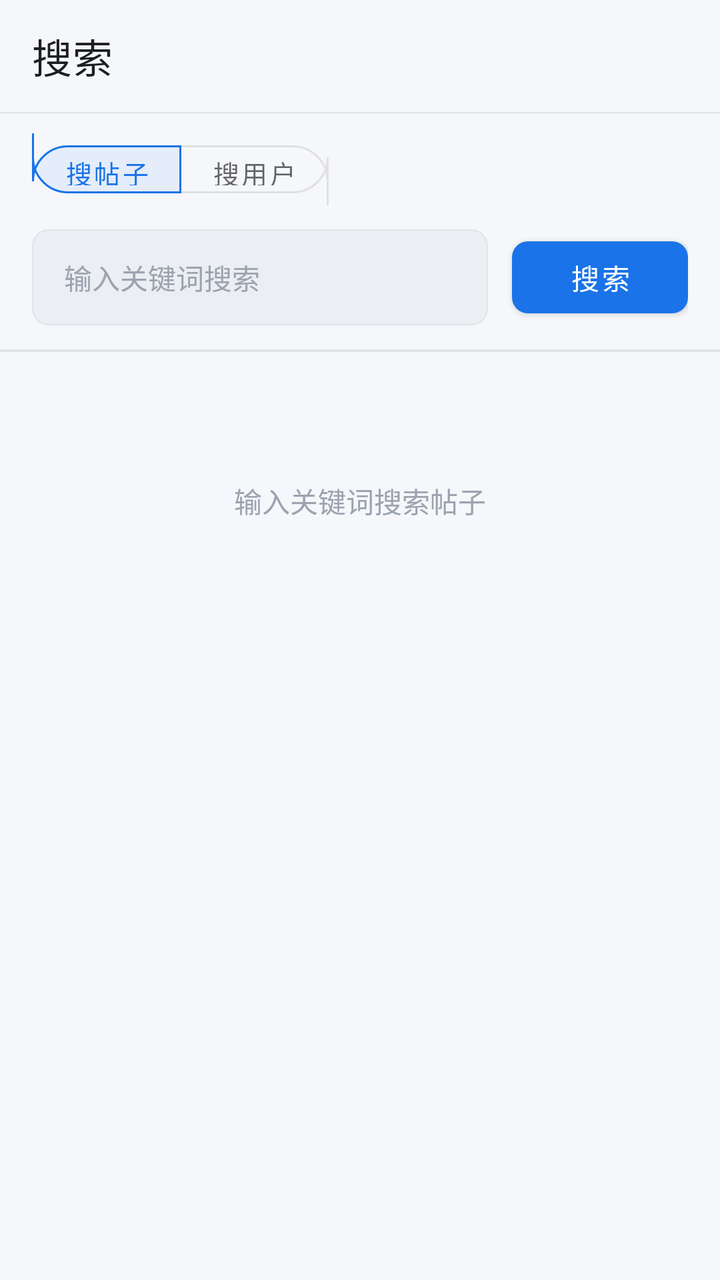
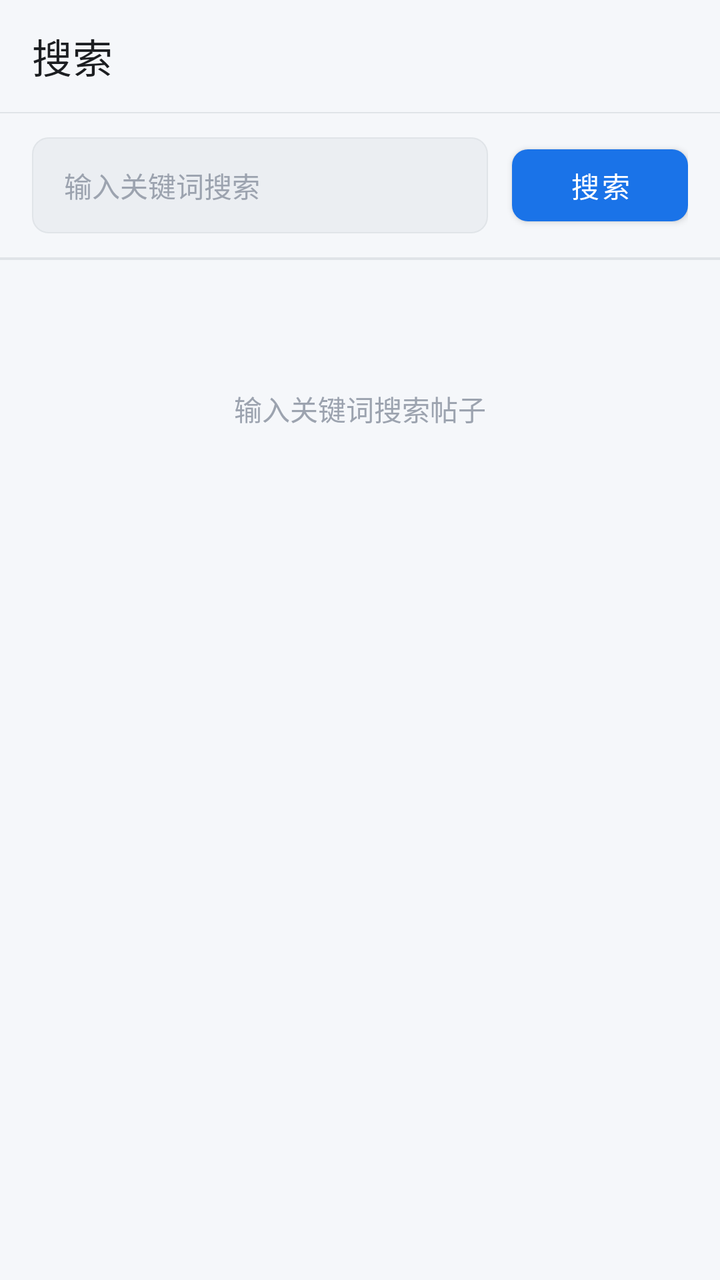

Compare the two renders of this Android layout. The source of the first and the diff that turns it into the second are given below.
<!-- AndroidManifest.xml: application theme Theme.AppTheme -->
<!-- res/layout/activity_search.xml -->
<?xml version="1.0" encoding="utf-8"?>
<LinearLayout xmlns:android="http://schemas.android.com/apk/res/android"
    xmlns:app="http://schemas.android.com/apk/res-auto"
    android:layout_width="match_parent"
    android:layout_height="match_parent"
    android:orientation="vertical"
    android:background="@color/background">

    
    <com.google.android.material.appbar.MaterialToolbar
        android:id="@+id/toolbar"
        android:layout_width="match_parent"
        android:layout_height="?attr/actionBarSize"
        android:background="@color/background"
        app:titleTextColor="@color/text_primary"
        app:navigationIconTint="@color/text_primary"
        app:title="@string/title_search" />

    
    <View
        android:layout_width="match_parent"
        android:layout_height="0.5dp"
        android:background="@color/divider" />

    
    <com.google.android.material.button.MaterialButtonToggleGroup
        android:id="@+id/toggle_search_scope"
        android:layout_width="wrap_content"
        android:layout_height="wrap_content"
        android:layout_marginStart="16dp"
        android:layout_marginTop="10dp"
        app:singleSelection="true"
        app:checkedButton="@id/btn_scope_thread"
        app:selectionRequired="true">

        <com.google.android.material.button.MaterialButton
            android:id="@+id/btn_scope_thread"
            style="@style/Widget.MaterialComponents.Button.OutlinedButton"
            android:layout_width="wrap_content"
            android:layout_height="36dp"
            android:minWidth="72dp"
            android:text="搜帖子"
            android:textSize="13sp"
            app:cornerRadius="18dp" />

        <com.google.android.material.button.MaterialButton
            android:id="@+id/btn_scope_user"
            style="@style/Widget.MaterialComponents.Button.OutlinedButton"
            android:layout_width="wrap_content"
            android:layout_height="36dp"
            android:minWidth="72dp"
            android:text="搜用户"
            android:textSize="13sp"
            app:cornerRadius="18dp" />
    </com.google.android.material.button.MaterialButtonToggleGroup>

    
    <LinearLayout
        android:layout_width="match_parent"
        android:layout_height="wrap_content"
        android:orientation="horizontal"
        android:gravity="center_vertical"
        android:paddingHorizontal="16dp"
        android:paddingVertical="12dp">

        <EditText
            android:id="@+id/et_search"
            android:layout_width="0dp"
            android:layout_height="48dp"
            android:layout_weight="1"
            android:layout_marginEnd="12dp"
            android:background="@drawable/edittext_background"
            android:paddingHorizontal="16dp"
            android:paddingVertical="12dp"
            android:textSize="14sp"
            android:textColor="@color/text_primary"
            android:textColorHint="@color/text_hint"
            android:hint="@string/search_hint"
            android:imeOptions="actionSearch"
            android:inputType="text"
            android:maxLines="1"
            android:ellipsize="end"
            android:singleLine="true" />

        <com.google.android.material.button.MaterialButton
            android:id="@+id/btn_search"
            android:layout_width="wrap_content"
            android:layout_height="48dp"
            android:text="@string/action_search"
            android:textSize="14sp"
            android:textColor="@color/text_white"
            app:cornerRadius="8dp"
            app:backgroundTint="@color/primary" />
    </LinearLayout>

    <LinearLayout
        android:id="@+id/layout_search_history"
        android:layout_width="match_parent"
        android:layout_height="wrap_content"
        android:orientation="vertical"
        android:paddingStart="16dp"
        android:paddingEnd="16dp"
        android:paddingBottom="6dp"
        android:visibility="gone">

        <LinearLayout
            android:layout_width="match_parent"
            android:layout_height="wrap_content"
            android:gravity="center_vertical"
            android:orientation="horizontal">

            <TextView
                android:layout_width="0dp"
                android:layout_height="wrap_content"
                android:layout_weight="1"
                android:text="最近搜索"
                android:textColor="@color/text_secondary"
                android:textSize="12sp" />

            <TextView
                android:id="@+id/btn_clear_search_history"
                android:layout_width="wrap_content"
                android:layout_height="32dp"
                android:gravity="center"
                android:paddingHorizontal="8dp"
                android:text="清空"
                android:textColor="@color/primary"
                android:textSize="12sp" />
        </LinearLayout>

        <HorizontalScrollView
            android:layout_width="match_parent"
            android:layout_height="wrap_content"
            android:fillViewport="false"
            android:overScrollMode="never"
            android:scrollbars="none">

            <com.google.android.material.chip.ChipGroup
                android:id="@+id/chip_search_history"
                android:layout_width="wrap_content"
                android:layout_height="wrap_content"
                android:paddingTop="2dp"
                app:singleLine="true"
                app:chipSpacingHorizontal="6dp"
                app:chipSpacingVertical="0dp" />
        </HorizontalScrollView>
    </LinearLayout>

    
    <View
        android:layout_width="match_parent"
        android:layout_height="0.5dp"
        android:background="@color/divider" />

    
    <LinearLayout
        android:id="@+id/layout_sort_bar"
        android:layout_width="match_parent"
        android:layout_height="wrap_content"
        android:orientation="horizontal"
        android:gravity="center"
        android:paddingHorizontal="16dp"
        android:paddingVertical="8dp"
        android:visibility="gone">

        <TextView
            android:id="@+id/btn_sort_lastpost"
            android:layout_width="wrap_content"
            android:layout_height="32dp"
            android:paddingHorizontal="16dp"
            android:gravity="center"
            android:text="@string/search_sort_lastpost"
            android:textSize="13sp"
            android:textColor="@color/text_white"
            android:background="@drawable/edittext_background"
            android:tag="active" />

        <View
            android:layout_width="8dp"
            android:layout_height="0dp" />

        <TextView
            android:id="@+id/btn_sort_dateline"
            android:layout_width="wrap_content"
            android:layout_height="32dp"
            android:paddingHorizontal="16dp"
            android:gravity="center"
            android:text="@string/search_sort_dateline"
            android:textSize="13sp"
            android:textColor="@color/text_hint"
            android:background="@drawable/edittext_background" />

        <View
            android:layout_width="8dp"
            android:layout_height="0dp" />

        <TextView
            android:id="@+id/btn_sort_replies"
            android:layout_width="wrap_content"
            android:layout_height="32dp"
            android:paddingHorizontal="16dp"
            android:gravity="center"
            android:text="@string/search_sort_replies"
            android:textSize="13sp"
            android:textColor="@color/text_hint"
            android:background="@drawable/edittext_background" />
    </LinearLayout>

    
    <View
        android:layout_width="match_parent"
        android:layout_height="0.5dp"
        android:background="@color/divider" />

    
    <ProgressBar
        android:id="@+id/progress_bar"
        android:layout_width="40dp"
        android:layout_height="40dp"
        android:layout_gravity="center"
        android:layout_marginTop="48dp"
        android:visibility="gone"
        android:indeterminateTint="@color/primary" />

    
    <androidx.recyclerview.widget.RecyclerView
        android:id="@+id/recycler_view"
        android:layout_width="match_parent"
        android:layout_height="0dp"
        android:layout_weight="1"
        android:clipToPadding="false"
        android:paddingTop="4dp"
        android:paddingBottom="8dp"
        android:visibility="gone" />

    
    <ProgressBar
        android:id="@+id/progress_load_more"
        android:layout_width="32dp"
        android:layout_height="32dp"
        android:layout_gravity="center"
        android:layout_marginVertical="12dp"
        android:visibility="gone"
        android:indeterminateTint="@color/primary" />

    
    <TextView
        android:id="@+id/tv_empty"
        android:layout_width="wrap_content"
        android:layout_height="wrap_content"
        android:layout_gravity="center"
        android:layout_marginTop="64dp"
        android:textSize="14sp"
        android:textColor="@color/text_hint"
        android:text="@string/search_empty_hint"
        android:visibility="visible" />

    
    <TextView
        android:id="@+id/tv_error"
        android:layout_width="wrap_content"
        android:layout_height="wrap_content"
        android:layout_gravity="center"
        android:layout_marginTop="64dp"
        android:textSize="14sp"
        android:textColor="@color/error"
        android:text="@string/search_failed"
        android:visibility="gone" />

</LinearLayout>
<!-- resources referenced by this layout -->
<resources>
  <color name="background">#F5F7FA</color>
  <color name="divider">#E0E4E8</color>
  <color name="error">#EF4444</color>
  <color name="primary">#1A73E8</color>
  <color name="text_hint">#9CA3AF</color>
  <color name="text_primary">#1C1E21</color>
  <color name="text_secondary">#606770</color>
  <color name="text_white">#FFFFFF</color>
  <!-- drawable edittext_background (drawable) -->
  <?xml version="1.0" encoding="utf-8"?>
  <shape xmlns:android="http://schemas.android.com/apk/res/android"
      android:shape="rectangle">
      <solid android:color="@color/background_secondary" />
      <corners android:radius="8dp" />
      <stroke
          android:width="0.5dp"
          android:color="@color/divider" />
  </shape>
  <string name="action_search">搜索</string>
  <string name="search_empty_hint">输入关键词搜索帖子</string>
  <string name="search_failed">搜索失败，请稍后重试</string>
  <string name="search_hint">输入关键词搜索</string>
  <string name="search_sort_dateline">最新发布</string>
  <string name="search_sort_lastpost">最新回复</string>
  <string name="search_sort_replies">最多回复</string>
  <string name="title_search">搜索</string>
  <style name="Theme.AppTheme" parent="Theme.MaterialComponents.DayNight.NoActionBar">
          <item name="android:windowAnimationStyle">@style/MtWindowAnimation</item>
          
          <item name="colorPrimary">@color/primary</item>
          <item name="colorPrimaryVariant">@color/primary_dark</item>
          <item name="colorOnPrimary">@color/text_white</item>
          
          <item name="colorSecondary">@color/primary_light</item>
          <item name="colorSecondaryVariant">@color/primary</item>
          <item name="colorOnSecondary">@color/text_white</item>
          
          <item name="android:statusBarColor" tools:targetApi="21">@color/background</item>
          <item name="android:windowLightStatusBar" tools:targetApi="23">true</item>
          
          <item name="android:navigationBarColor" tools:targetApi="21">@color/background</item>
          
          <item name="android:windowBackground">@color/background</item>
          <item name="android:colorBackground">@color/background</item>
          
          <item name="windowActionBar">false</item>
          <item name="windowNoTitle">true</item>
          <item name="materialCardViewStyle">@style/CardView.NewStyle</item>
      </style>
  <color name="background_secondary">#EBEEF2</color>
  <style name="MtWindowAnimation" parent="@android:style/Animation.Activity">
          <item name="android:activityOpenEnterAnimation">@anim/activity_open_enter</item>
          <item name="android:activityOpenExitAnimation">@anim/activity_open_exit</item>
          <item name="android:activityCloseEnterAnimation">@anim/activity_close_enter</item>
          <item name="android:activityCloseExitAnimation">@anim/activity_close_exit</item>
      </style>
  <color name="primary_dark">#1557B0</color>
  <color name="primary_light">#4A90D9</color>
  <style name="CardView.NewStyle" parent="Widget.MaterialComponents.CardView">
          <item name="cardCornerRadius">12dp</item>
          <item name="cardElevation">2dp</item>
          <item name="cardBackgroundColor">@color/card_frosted</item>
          <item name="strokeWidth">0dp</item>
          <item name="cardPreventCornerOverlap">false</item>
      </style>
  <color name="card_frosted">#FFFFFF</color>
</resources>

<!-- the commit's change to res/layout/activity_search.xml (unified diff, before → after) -->
@@ -21,38 +21,6 @@
         android:layout_width="match_parent"
         android:layout_height="0.5dp"
         android:background="@color/divider" />
-
-    
-    <com.google.android.material.button.MaterialButtonToggleGroup
-        android:id="@+id/toggle_search_scope"
-        android:layout_width="wrap_content"
-        android:layout_height="wrap_content"
-        android:layout_marginStart="16dp"
-        android:layout_marginTop="10dp"
-        app:singleSelection="true"
-        app:checkedButton="@id/btn_scope_thread"
-        app:selectionRequired="true">
-
-        <com.google.android.material.button.MaterialButton
-            android:id="@+id/btn_scope_thread"
-            style="@style/Widget.MaterialComponents.Button.OutlinedButton"
-            android:layout_width="wrap_content"
-            android:layout_height="36dp"
-            android:minWidth="72dp"
-            android:text="搜帖子"
-            android:textSize="13sp"
-            app:cornerRadius="18dp" />
-
-        <com.google.android.material.button.MaterialButton
-            android:id="@+id/btn_scope_user"
-            style="@style/Widget.MaterialComponents.Button.OutlinedButton"
-            android:layout_width="wrap_content"
-            android:layout_height="36dp"
-            android:minWidth="72dp"
-            android:text="搜用户"
-            android:textSize="13sp"
-            app:cornerRadius="18dp" />
-    </com.google.android.material.button.MaterialButtonToggleGroup>
 
     
     <LinearLayout
